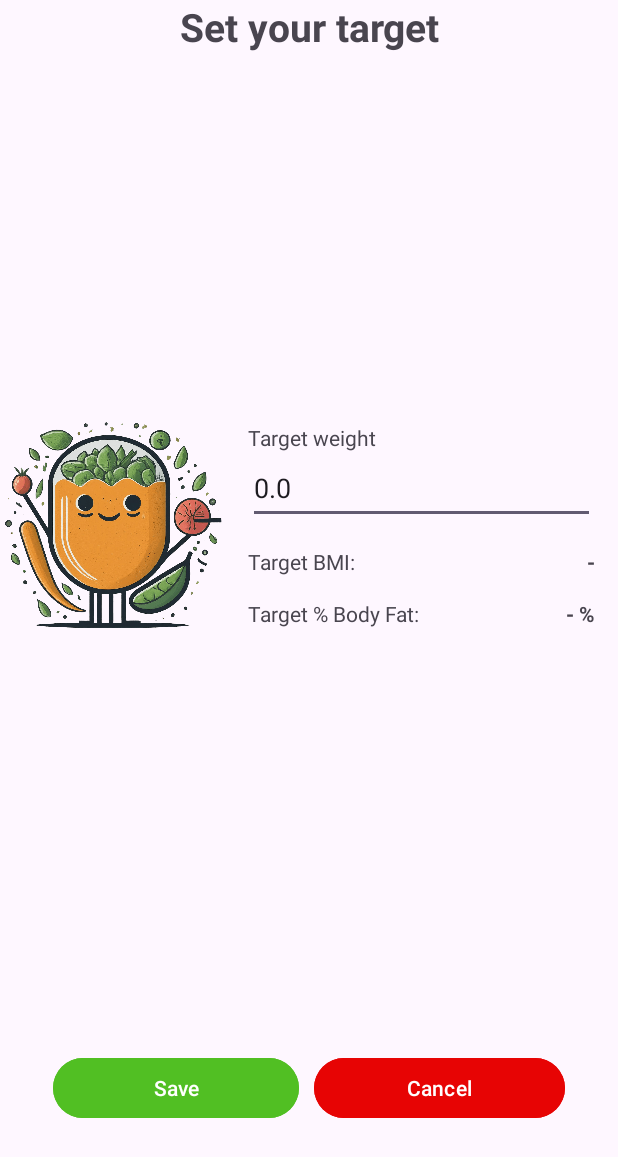
After one commit to monkeystar0/healthyRecipeBuddy, an Android app: the SetTargetActivity screen opened directly, with no data from a screen before it, on a phone screen of 412 x 824 dp. The commit adds this screen. Shown: the top 1157 px of the screen. Run offline under Robolectric (Android 15) with nearby library versions, the phone set to English and light mode, and no system bars.

Commit message:
add setTarget activity, layout, binding onclick Target

```diff
--- a/app/build.gradle.kts
+++ b/app/build.gradle.kts
@@ -42,6 +42,7 @@ android {
 dependencies {
 
     implementation(libs.androidx.core.ktx)
+    implementation(libs.androidx.lifecycle.runtime.ktx)
     implementation(libs.androidx.appcompat)
     implementation(libs.material)
     implementation(libs.androidx.activity)
--- a/app/src/main/AndroidManifest.xml
+++ b/app/src/main/AndroidManifest.xml
@@ -22,6 +22,7 @@
             </intent-filter>
         </activity>
         <activity android:name=".MainActivity" />
+        <activity android:name="com.example.healthyrecipebuddy.SetTargetActivity" />
     </application>
 
 </manifest>
--- /dev/null
+++ b/app/src/main/java/com/example/healthyrecipebuddy/SetTargetActivity.kt
@@ -0,0 +1,77 @@
+package com.example.healthyrecipebuddy
+
+import android.content.SharedPreferences
+import android.os.Bundle
+import android.text.Editable
+import android.text.TextWatcher
+import androidx.appcompat.app.AppCompatActivity
+import com.example.healthyrecipebuddy.databinding.ActivitySetTargetBinding
+import com.example.healthyrecipebuddy.util.MeasurementTool
+
+class SetTargetActivity: AppCompatActivity()  {
+    private lateinit var sharedPreferences: SharedPreferences
+    private lateinit var binding: ActivitySetTargetBinding
+    private lateinit var measurementTool: MeasurementTool
+
+    override fun onCreate(savedInstanceState: Bundle?) {
+        super.onCreate(savedInstanceState)
+        //enableEdgeToEdge()
+        binding = ActivitySetTargetBinding.inflate(layoutInflater)
+        setContentView(binding.root)
+        measurementTool = MeasurementTool()
+
+        sharedPreferences = getSharedPreferences("user_prefs", MODE_PRIVATE)
+        binding.targetBMIText.text = "-"
+        binding.targetBodyFatText.text = "- %"
+        binding.saveButton.setOnClickListener {
+            if(validateInput()){
+                saveTarget()
+                finish()
+            }
+        }
+
+        binding.editTargetWeight.addTextChangedListener(object : TextWatcher {
+            override fun beforeTextChanged(s: CharSequence?, start: Int, count: Int, after: Int) {}
+
+            override fun onTextChanged(s: CharSequence?, start: Int, before: Int, count: Int) {
+                // Check if the user is currently typing
+                if (count > 0) {
+                    calculateTarget()
+                }
+            }
+
+            override fun afterTextChanged(s: Editable?) {
+
+            }
+        })
+    }
+
+    private fun calculateTarget() {
+        if(binding.editTargetWeight.text.toString().isNotEmpty() && binding.editTargetWeight.text.toString().toFloat() > 0){
+            val height = sharedPreferences.getFloat("height", 0f)
+            val age = sharedPreferences.getInt("age", 0)
+            val gender = sharedPreferences.getString("gender", "")?:"-"
+            val targetWeight = binding.editTargetWeight.text.toString().toFloat()
+            val targetBMI = measurementTool.getBMI(targetWeight, (height/100))
+            val targetBodyFat = measurementTool.calculateBodyFatPercentageSI(targetBMI, age, gender)
+            binding.targetBMIText.text = "%.2f".format(targetBMI)
+            val targetBodyFatText = "%.2f".format(targetBodyFat)
+            binding.targetBodyFatText.text = "$targetBodyFatText %"
+        }
+    }
+    private fun validateInput(): Boolean {
+        // Validate name (not empty)
+        if (binding.editTargetWeight.text.toString().isEmpty()) {
+            binding.editTargetWeight.error = "Please enter your target weight"
+            return false
+        }
+        return true
+
+    }
+
+    private fun saveTarget(){
+        val targetWeight = binding.editTargetWeight.text.toString().toFloat()
+        sharedPreferences.edit().putFloat("target_weight", targetWeight).apply()
+
+    }
+}
--- /dev/null
+++ b/app/src/main/res/layout/activity_set_target.xml
@@ -0,0 +1,135 @@
+<?xml version="1.0" encoding="utf-8"?>
+<androidx.constraintlayout.widget.ConstraintLayout xmlns:android="http://schemas.android.com/apk/res/android"
+    xmlns:app="http://schemas.android.com/apk/res-auto"
+    xmlns:tools="http://schemas.android.com/tools"
+    android:layout_width="match_parent"
+    android:layout_height="match_parent">
+
+    <LinearLayout
+        android:layout_width="match_parent"
+        android:layout_height="match_parent"
+        android:orientation="vertical"
+        app:layout_constraintBottom_toBottomOf="parent"
+        app:layout_constraintEnd_toEndOf="parent"
+        app:layout_constraintStart_toStartOf="parent"
+        app:layout_constraintTop_toTopOf="parent">
+
+        <TextView
+            android:id="@+id/textView9"
+            android:layout_width="match_parent"
+            android:layout_height="wrap_content"
+            android:gravity="center"
+            android:text="Set your target"
+            android:textSize="26sp"
+            android:textStyle="bold" />
+
+        <LinearLayout
+            android:layout_width="match_parent"
+            android:layout_height="0dp"
+            android:layout_weight="4"
+            android:gravity="center"
+            android:orientation="horizontal">
+
+            <ImageView
+                android:id="@+id/imageView5"
+                android:layout_width="150dp"
+                android:layout_height="173dp"
+                app:srcCompat="@drawable/mascot" />
+
+            <LinearLayout
+                android:layout_width="match_parent"
+                android:layout_height="match_parent"
+                android:gravity="center"
+                android:orientation="vertical"
+                android:padding="15dp">
+
+                <TextView
+                    android:id="@+id/textView14"
+                    android:layout_width="match_parent"
+                    android:layout_height="wrap_content"
+                    android:text="Target weight" />
+
+                <EditText
+                    android:id="@+id/editTargetWeight"
+                    android:layout_width="match_parent"
+                    android:layout_height="48dp"
+                    android:ems="10"
+                    android:inputType="number|numberDecimal"
+                    android:text="0.0" />
+
+                <LinearLayout
+                    android:layout_width="match_parent"
+                    android:layout_height="wrap_content"
+                    android:layout_marginTop="15dp"
+                    android:orientation="horizontal">
+
+                    <TextView
+                        android:id="@+id/textView15"
+                        android:layout_width="wrap_content"
+                        android:layout_height="wrap_content"
+                        android:layout_weight="1"
+                        android:text="Target BMI:" />
+
+                    <TextView
+                        android:id="@+id/targetBMIText"
+                        android:layout_width="wrap_content"
+                        android:layout_height="wrap_content"
+                        android:layout_weight="1"
+                        android:gravity="end"
+                        android:text="10.1"
+                        android:textStyle="bold" />
+                </LinearLayout>
+
+                <LinearLayout
+                    android:layout_width="match_parent"
+                    android:layout_height="wrap_content"
+                    android:layout_marginTop="15dp"
+                    android:orientation="horizontal">
+
+                    <TextView
+                        android:id="@+id/textView17"
+                        android:layout_width="wrap_content"
+                        android:layout_height="wrap_content"
+                        android:layout_weight="1"
+                        android:text="Target % Body Fat:" />
+
+                    <TextView
+                        android:id="@+id/targetBodyFatText"
+                        android:layout_width="wrap_content"
+                        android:layout_height="wrap_content"
+                        android:layout_weight="1"
+                        android:gravity="end"
+                        android:text="15.8 %"
+                        android:textStyle="bold" />
+                </LinearLayout>
+
+            </LinearLayout>
+        </LinearLayout>
+
+        <LinearLayout
+            android:layout_width="match_parent"
+            android:layout_height="0dp"
+            android:layout_weight="1"
+            android:orientation="horizontal"
+            android:padding="35dp">
+
+            <Button
+                android:id="@+id/saveButton"
+                android:layout_width="wrap_content"
+                android:layout_height="wrap_content"
+                android:layout_weight="1"
+                android:backgroundTint="#51BF23"
+                android:text="Save" />
+
+            <Button
+                android:id="@+id/cancelButton"
+                android:layout_width="wrap_content"
+                android:layout_height="wrap_content"
+                android:layout_marginStart="10dp"
+                android:layout_weight="1"
+                android:backgroundTint="#E70404"
+                android:text="Cancel" />
+        </LinearLayout>
+
+    </LinearLayout>
+</androidx.constraintlayout.widget.ConstraintLayout>
--- /dev/null
+++ b/app/src/main/res/raw/secrets.properties
@@ -0,0 +1 @@
+API_KEY=AIzaSyAsHKxhhqOcXXOp7IpkzzWEN8AFhrtfurQ
--- a/gradle/libs.versions.toml
+++ b/gradle/libs.versions.toml
@@ -10,6 +10,7 @@ material = "1.12.0"
 activity = "1.9.0"
 constraintlayout = "2.1.4"
 generativeai = "0.6.0"
+lifeCycleRuntimeKtx = "2.8.0"
 
 [libraries]
 androidx-core-ktx = { group = "androidx.core", name = "core-ktx", version.ref = "coreKtx" }
@@ -21,7 +22,7 @@ material = { group = "com.google.android.material", name = "material", version.r
 androidx-activity = { group = "androidx.activity", name = "activity", version.ref = "activity" }
 androidx-constraintlayout = { group = "androidx.constraintlayout", name = "constraintlayout", version.ref = "constraintlayout" }
 generativeai = { group = "com.google.ai.client.generativeai", name = "generativeai", version.ref = "generativeai" }
-
+androidx-lifecycle-runtime-ktx = { group = "androidx.lifecycle", name = "lifecycle-runtime-ktx", version.ref = "lifeCycleRuntimeKtx" }
 [plugins]
 android-application = { id = "com.android.application", version.ref = "agp" }
 jetbrains-kotlin-android = { id = "org.jetbrains.kotlin.android", version.ref = "kotlin" }
```
Also changed, not shown: app/src/main/java/com/example/healthyrecipebuddy/MainActivity.kt (+63 -1 lines), app/src/main/java/com/example/healthyrecipebuddy/MainViewModel.kt (added, +53 -0 lines), app/src/main/java/com/example/healthyrecipebuddy/model/UIState.kt (added, +9 -0 lines), app/src/main/res/layout/activity_main.xml (+37 -16 lines).
